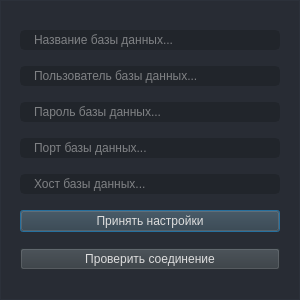
Qt form pages/Setting/dialog_config_db.ui (Glebuc/pyside6-tst) before a commit.
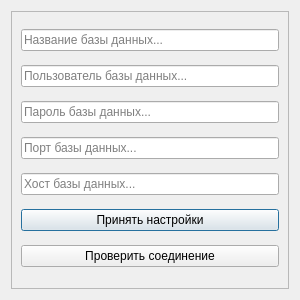
The same form after that commit. Icons and pictures are not drawn.

Commit message: Added dialog extension search for page result

```diff
--- a/pages/Setting/dialog_config_db.ui
+++ b/pages/Setting/dialog_config_db.ui
@@ -26,545 +26,7 @@
    <string>Dialog</string>
   </property>
   <property name="styleSheet">
-   <string notr="true">
-
-QWidget{
-	color: rgb(221, 221, 221);
-	font: 10pt &quot;Segoe UI&quot;;
-}
-QFrame {
-border: none;
-}
-
-QPushButton {
-	background-color: rgba(50, 57, 63, 180);
-}
-/* /////////////////////////////////////////////////////////////////////////////////////////////////
-Tooltip */
-QToolTip {
-	color: #ffffff;
-	background-color: rgba(33, 37, 43, 180);
-	border: 1px solid rgb(44, 49, 58);
-	background-image: none;
-	background-position: left center;
-    background-repeat: no-repeat;
-	border: none;
-	border-left: 2px solid rgb(130, 130, 130);
-	text-align: left;
-	padding-left: 8px;
-	margin: 0px;
-	background-image: none;
-}
-
-/* /////////////////////////////////////////////////////////////////////////////////////////////////
-Bg App */
-#bgApp {
-	background-color: rgb(40, 44, 52);
-	border: 1px solid rgb(44, 49, 58);
-}
-
-/* /////////////////////////////////////////////////////////////////////////////////////////////////
-Left Menu */
-#leftMenuBg {
-	background-color: rgb(33, 37, 43);
-}
-#topLogo {
-	border-image: url(:/icons/images/icons/aramid.svg) 0 0 0 0 stretch stretch;
-	background-position: centered;
-	background-repeat: no-repeat;
-}
-#topLogoInfo {
-background-color: rgb(119, 118, 123);
-}
-#titleLeftApp { font: 63 12pt &quot;Segoe UI Semibold&quot;; }
-#titleLeftDescription { font: 8pt &quot;Segoe UI&quot;; color: rgb(189, 147, 249); }
-
-/* MENUS */
-#topMenu .QPushButton {
-	background-position: left center;
-    background-repeat: no-repeat;
-	border: none;
-	border-left: 22px solid transparent;
-	background-color: transparent;
-	text-align: left;
-	padding-left: 44px;
-}
-#topMenu .QPushButton:hover {
-	background-color: rgb(40, 44, 52);
-}
-#topMenu .QPushButton:pressed {
-	background-color: rgb(35, 40, 49);
-	color: rgb(255, 255, 255);
-}
-#bottomMenu .QPushButton {
-	background-position: left center;
-    background-repeat: no-repeat;
-	border: none;
-	border-left: 20px solid transparent;
-	background-color:transparent;
-	text-align: left;
-	padding-left: 44px;
-}
-#bottomMenu .QPushButton:hover {
-	background-color: rgb(40, 44, 52);
-}
-#bottomMenu .QPushButton:pressed {
-	background-color: rgb(35, 40, 49);
-	color: rgb(255, 255, 255);
-}
-#leftMenuFrame{
-	border-top: 3px solid rgb(44, 49, 58);
-}
-
-/* Toggle Button */
-#toggleButton {
-	background-position: left center;
-    background-repeat: no-repeat;
-	border: none;
-	border-left: 20px solid transparent;
-	background-color: rgb(37, 41, 48);
-	text-align: left;
-	padding-left: 44px;
-	color: rgb(113, 126, 149);
-}
-#toggleButton:hover {
-	background-color: rgb(40, 44, 52);
-}
-#toggleButton:pressed {
-	background-color: rgb(35, 40, 49);
-}
-
-/* Title Menu */
-#titleRightInfo { padding-left: 10px; }
-
-
-/* /////////////////////////////////////////////////////////////////////////////////////////////////
-Extra Tab */
-#extraLeftBox {
-	background-color: rgb(44, 49, 58);
-}
-#extraTopBg{
-	background-color: rgba(33, 37, 43, 180);
-}
-
-/* Icon */
-#extraIcon {
-	background-position: center;
-	background-repeat: no-repeat;
-	background-image: url(:/icons/images/icons/icon_settings.png);
-}
-
-/* Label */
-#extraLabel { color: rgb(255, 255, 255); }
-
-/* Btn Close */
-#extraCloseColumnBtn { background-color: rgba(255, 255, 255, 0); border: none;  border-radius: 5px; }
-#extraCloseColumnBtn:hover { background-color: rgb(40, 44, 52); border-style: solid; border-radius: 4px; }
-#extraCloseColumnBtn:pressed { background-color: rgb(35, 40, 49); border-style: solid; border-radius: 4px; }
-
-/* Extra Content */
-#extraContent{
-	border-top: 3px solid rgb(40, 44, 52);
-}
-
-/* Extra Top Menus */
-#extraTopMenu .QPushButton {
-background-position: left center;
-    background-repeat: no-repeat;
-	border: none;
-	border-left: 22px solid transparent;
-	background-color:transparent;
-	text-align: left;
-	padding-left: 44px;
-}
-#extraTopMenu .QPushButton:hover {
-	background-color: rgb(40, 44, 52);
-}
-#extraTopMenu .QPushButton:pressed {
-	background-color: rgb(35, 40, 49);
-	color: rgb(255, 255, 255);
-}
-
-/* /////////////////////////////////////////////////////////////////////////////////////////////////
-Content App */
-#contentTopBg{
-	background-color: rgb(33, 37, 43);
-}
-#contentBottom{
-	border-top: 3px solid rgb(44, 49, 58);
-}
-
-/* Top Buttons */
-#rightButtons .QPushButton { background-color: rgba(255, 255, 255, 0); border: none;  border-radius: 5px; }
-#rightButtons .QPushButton:hover { background-color: rgb(44, 49, 57); border-style: solid; border-radius: 4px; }
-#rightButtons .QPushButton:pressed { background-color: rgb(23, 26, 30); border-style: solid; border-radius: 4px; }
-
-/* Theme Settings */
-#extraRightBox { background-color: rgb(44, 49, 58); }
-#themeSettingsTopDetail { background-color: rgb(189, 147, 249); }
-
-/* Bottom Bar */
-#bottomBar { background-color: rgb(44, 49, 58); }
-#bottomBar QLabel { font-size: 11px; color: rgb(113, 126, 149); padding-left: 10px; padding-right: 10px; padding-bottom: 2px; }
-
-/* CONTENT SETTINGS */
-/* MENUS */
-#contentSettings .QPushButton {
-	background-position: left center;
-    background-repeat: no-repeat;
-	border: none;
-	border-left: 22px solid transparent;
-	background-color:transparent;
-	text-align: left;
-	padding-left: 44px;
-}
-#contentSettings .QPushButton:hover {
-	background-color: rgb(40, 44, 52);
-}
-#contentSettings .QPushButton:pressed {
-	background-color: rgb(35, 40, 49);
-	color: rgb(255, 255, 255);
-}
-
-/* /////////////////////////////////////////////////////////////////////////////////////////////////
-QTableWidget */
-QTableWidget {
-	background-color: transparent;
-	padding: 10px;
-	border-radius: 5px;
-	border-bottom: 1px solid rgb(44, 49, 60);
-}
-QTableWidget::item{
-	border-color: rgb(44, 49, 60);
-	padding-left: 5px;
-	padding-right: 5px;
-	gridline-color: rgb(44, 49, 60);
-}
-QTableWidget::item:selected{
-	background-color: rgb(120, 120, 120);
-}
-QHeaderView::section{
-	background-color: rgb(33, 37, 43);
-	max-width: 30px;
-	border: 1px solid rgb(44, 49, 58);
-	border-style: none;
-    border-bottom: 1px solid rgb(44, 49, 60);
-    border-right: 1px solid rgb(44, 49, 60);
-}
-QTableWidget::horizontalHeader {
-	background-color: rgb(33, 37, 43);
-}
-QHeaderView::section:horizontal
-{
-    border: 1px solid rgb(33, 37, 43);
-	background-color: rgb(33, 37, 43);
-	padding: 3px;
-}
-QHeaderView::section:vertical
-{
-    border: 1px solid rgb(44, 49, 60);
-}
-
-/* /////////////////////////////////////////////////////////////////////////////////////////////////
-LineEdit */
-QLineEdit {
-	background-color: rgb(33, 37, 43);
-	border-radius: 5px;
-	border: 2px solid rgb(33, 37, 43);
-	padding-left: 10px;
-	selection-color: rgb(255, 255, 255);
-	selection-background-color: rgb(255, 121, 198);
-}
-QLineEdit:hover {
-	border: 2px solid rgb(64, 71, 88);
-}
-QLineEdit:focus {
-	border: 2px solid rgb(91, 101, 124);
-}
-
-/* /////////////////////////////////////////////////////////////////////////////////////////////////
-PlainTextEdit */
-QPlainTextEdit {
-	background-color: rgb(27, 29, 35);
-	border-radius: 5px;
-	padding: 10px;
-	selection-color: rgb(255, 255, 255);
-	selection-background-color: rgb(255, 121, 198);
-}
-QPlainTextEdit  QScrollBar:vertical {
-    width: 8px;
- }
-QPlainTextEdit  QScrollBar:horizontal {
-    height: 8px;
- }
-QPlainTextEdit:hover {
-	border: 2px solid rgb(64, 71, 88);
-}
-QPlainTextEdit:focus {
-	border: 2px solid rgb(91, 101, 124);
-}
-
-/* /////////////////////////////////////////////////////////////////////////////////////////////////
-ScrollBars */
-QScrollBar:horizontal {
-    border: none;
-    background: rgb(150, 150, 150);
-    height: 8px;
-    margin: 0px 21px 0 21px;
-	border-radius: 0px;
-}
-QScrollBar::handle:horizontal {
-    background: rgb(130, 130, 130);
-    min-width: 25px;
-	border-radius: 4px
-}
-QScrollBar::add-line:horizontal {
-    border: none;
-    background: rgb(100, 100, 100);
-    width: 20px;
-	border-top-right-radius: 4px;
-    border-bottom-right-radius: 4px;
-    subcontrol-position: right;
-    subcontrol-origin: margin;
-}
-QScrollBar::sub-line:horizontal {
-    border: none;
-    background: rgb(100, 100, 100);
-    width: 20px;
-	border-top-left-radius: 4px;
-    border-bottom-left-radius: 4px;
-    subcontrol-position: left;
-    subcontrol-origin: margin;
-}
-QScrollBar::up-arrow:horizontal, QScrollBar::down-arrow:horizontal
-{
-     background: none;
-}
-QScrollBar::add-page:horizontal, QScrollBar::sub-page:horizontal
-{
-     background: none;
-}
- QScrollBar:vertical {
-	border: none;
-    background: rgb(220, 220, 220);
-    width: 8px;
-    margin: 21px 0 21px 0;
-	border-radius: 0px;
- }
- QScrollBar::handle:vertical {
-	background: rgb(50, 50, 50);
-    min-height: 25px;
-	border-radius: 4px
- }
- QScrollBar::add-line:vertical {
-     border: none;
-    background: rgb(200, 200, 200);
-     height: 20px;
-	border-bottom-left-radius: 4px;
-    border-bottom-right-radius: 4px;
-     subcontrol-position: bottom;
-     subcontrol-origin: margin;
- }
- QScrollBar::sub-line:vertical {
-	border: none;
-    background: rgb(200, 200, 200);
-     height: 20px;
-	border-top-left-radius: 4px;
-    border-top-right-radius: 4px;
-     subcontrol-position: top;
-     subcontrol-origin: margin;
- }
- QScrollBar::up-arrow:vertical, QScrollBar::down-arrow:vertical {
-     background: none;
- }
-
- QScrollBar::add-page:vertical, QScrollBar::sub-page:vertical {
-     background: none;
- }
-
-/* /////////////////////////////////////////////////////////////////////////////////////////////////
-CheckBox */
-QCheckBox::indicator {
-    border: 3px solid rgb(52, 59, 72);
-	width: 15px;
-	height: 15px;
-	border-radius: 10px;
-    background:rgb(100, 100, 100);
-}
-QCheckBox::indicator:hover {
-    border: 3px solid rgb(58, 66, 81);
-}
-QCheckBox::indicator:checked {
-    background: 3px solid rgb(52, 59, 72);
-	border: 3px solid rgb(52, 59, 72);
-	background-image: url(:/icons/images/icons/cil-check-alt.png);
-}
-
-/* /////////////////////////////////////////////////////////////////////////////////////////////////
-RadioButton */
-QRadioButton::indicator {
-    border: 3px solid rgb(52, 59, 72);
-	width: 15px;
-	height: 15px;
-	border-radius: 10px;
-    background: rgb(44, 49, 60);
-}
-QRadioButton::indicator:hover {
-    border: 3px solid rgb(58, 66, 81);
-}
-QRadioButton::indicator:checked {
-    background: 3px solid rgb(94, 106, 130);
-	border: 3px solid rgb(52, 59, 72);
-}
-
-/* /////////////////////////////////////////////////////////////////////////////////////////////////
-ComboBox */
-QComboBox{
-	background-color: rgb(27, 29, 35);
-	border-radius: 5px;
-	border: 2px solid rgb(33, 37, 43);
-	padding: 5px;
-	padding-left: 10px;
-}
-QComboBox:hover{
-	border: 2px solid rgb(64, 71, 88);
-}
-QComboBox::drop-down {
-	subcontrol-origin: padding;
-	subcontrol-position: top right;
-	width: 25px;
-	border-left-width: 3px;
-	border-left-color: rgba(39, 44, 54, 150);
-	border-left-style: solid;
-	border-top-right-radius: 3px;
-	border-bottom-right-radius: 3px;
-	background-image: url(:/icons/images/icons/cil-arrow-bottom.png);
-	background-position: center;
-	background-repeat: no-reperat;
- }
-QComboBox QAbstractItemView {
-	color: rgb(255, 255, 255);
-	background-color: rgb(33, 37, 43);
-	padding: 10px;
-	selection-background-color: rgb(39, 44, 54);
-}
-
-/* /////////////////////////////////////////////////////////////////////////////////////////////////
-Sliders */
-QSlider::groove:horizontal {
-    border-radius: 5px;
-    height: 10px;
-	margin: 0px;
-	background-color: rgb(52, 59, 72);
-}
-QSlider::groove:horizontal:hover {
-	background-color: rgb(55, 62, 76);
-}
-QSlider::handle:horizontal {
-    background-color: rgb(189, 147, 249);
-    border: none;
-    height: 10px;
-    width: 10px;
-    margin: 0px;
-	border-radius: 5px;
-}
-QSlider::handle:horizontal:hover {
-    background-color: rgb(195, 155, 255);
-}
-QSlider::handle:horizontal:pressed {
-    background-color: rgb(35, 40, 49);
-}
-
-QSlider::groove:vertical {
-    border-radius: 5px;
-    width: 10px;
-    margin: 0px;
-	background-color: rgb(52, 59, 72);
-}
-QSlider::groove:vertical:hover {
-	background-color: rgb(55, 62, 76);
-}
-QSlider::handle:vertical {
-    background-color: rgb(189, 147, 249);
-	border: none;
-    height: 10px;
-    width: 10px;
-    margin: 0px;
-	border-radius: 5px;
-}
-QSlider::handle:vertical:hover {
-    background-color: rgb(195, 155, 255);
-}
-QSlider::handle:vertical:pressed {
-    background-color: rgb(35, 40, 49);
-}
-
-/* /////////////////////////////////////////////////////////////////////////////////////////////////
-CommandLinkButton */
-QCommandLinkButton {
-	color: rgb(255, 121, 198);
-	border-radius: 5px;
-	padding: 5px;
-}
-QCommandLinkButton:hover {
-	color: rgb(255, 170, 255);
-	background-color: rgb(44, 49, 60);
-}
-QCommandLinkButton:pressed {
-	color: rgb(189, 147, 249);
-	background-color: rgb(35, 40, 49);
-}
-
-/* /////////////////////////////////////////////////////////////////////////////////////////////////
-Button */
-#pagesContainer QPushButton {
-	border: 2px solid rgb(52, 59, 72);
-	border-radius: 5px;
-	background-color: rgb(52, 59, 72);
-}
-#pagesContainer QPushButton:hover {
-	background-color: rgb(57, 65, 80);
-	border: 2px solid rgb(61, 70, 86);
-}
-#pagesContainer QPushButton:pressed {
-	background-color: rgb(35, 40, 49);
-	border: 2px solid rgb(43, 50, 61);
-}
-
-#extraLeftBox QPushButton {
-	background-color: rgb(35, 40, 49);
-	padding: 5px;
-}
-
-#result_page {
-	background-color: rgb(94, 92, 100);
-}
-#result_page QPushButton {
-	background-color: rgb(35, 40, 49);
-	padding: 5px;
-}
-QTableView {
-	background-color: rgb(35, 40, 49);
-}
-#pagesContainer  {
-	background-color: rgb(94, 92, 100);
-}
-
-#btn_report {
-	background-image: url(:/icons/images/icons/cil-file.png);
-}
-#btn_bar {
-    background-image: url(:/icons/images/icons/cil-chart-pie.png);
-}
-#btn_result {
-	background-image: url(:/icons/images/icons/cil-task.png);
-}
-QDialog {
-	color: rgb(221, 221, 221);
-	font: 10pt &quot;Segoe UI&quot;;
-	background-color: rgb(40, 44, 52);
-	border: 1px solid rgb(44, 49, 58);
-}</string>
+   <string notr="true"/>
   </property>
   <property name="modal">
    <bool>false</bool>
```
The commit also changes 21 other files.
